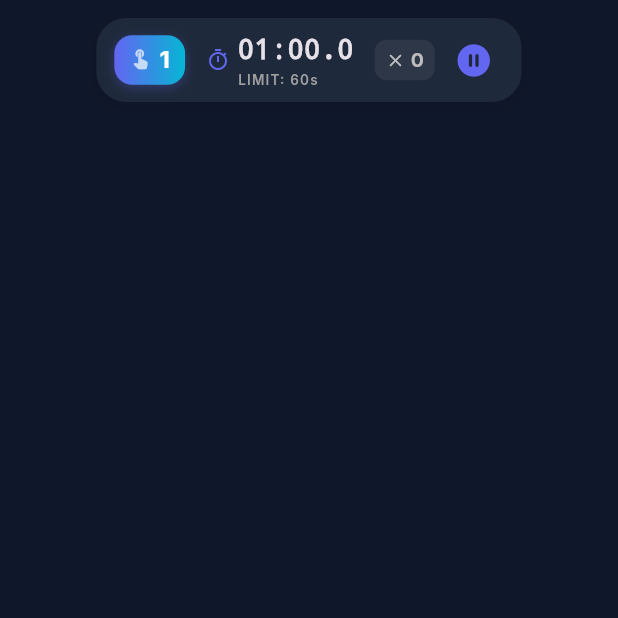
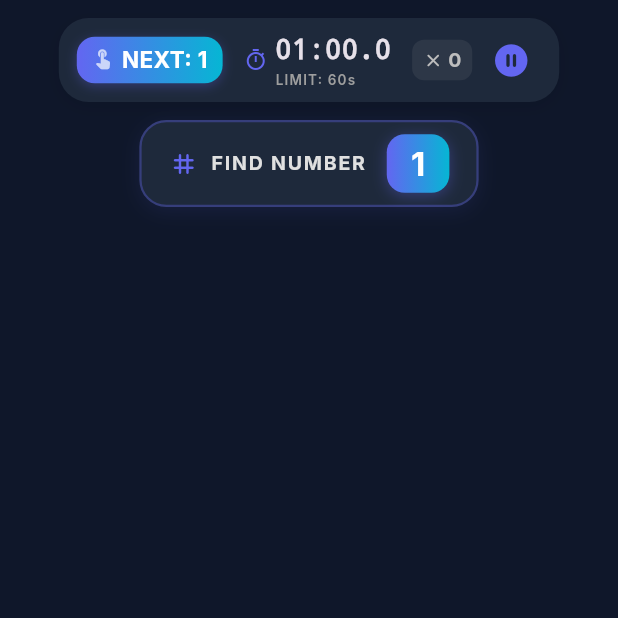
Before and after one commit to AswinNambala/schulte_focus_game, a Flutter app: the _GameView screen opened directly, on a phone screen of 412 x 824 dp, the top half of it. Run offline on Flutter 3.47's test engine with Material 3 defaults, Android fonts, the phone set to English and light mode, and no system bars; drawn by our look-alikes of flutter_animate; our stand-ins replace cloud_firestore, equatable, firebase_auth, firebase_core, firebase_crashlytics, fl_chart and 8 more; accounts and stored records are empty.

Commit message:
feat(ui): display prominent animated target banner showing next number or letter to select

```diff
--- a/lib/features/game/presentation/pages/game_page.dart
+++ b/lib/features/game/presentation/pages/game_page.dart
@@ -173,7 +173,10 @@ class _GameViewState extends State<_GameView> {
                           errors: state.errors,
                           onPause: _showPauseDialog,
                         ),
-                        const SizedBox(height: 24),
+                        const SizedBox(height: 12),
+                        // Prominent Next Target Display (Number or Letter to select)
+                        _buildTargetBanner(context, state),
+                        const SizedBox(height: 12),
                         Expanded(
                           child: Center(
                             child: ClassicGridView(
@@ -209,4 +212,80 @@ class _GameViewState extends State<_GameView> {
       },
     );
   }
+
+  Widget _buildTargetBanner(BuildContext context, GameState state) {
+    final isDark = Theme.of(context).brightness == Brightness.dark;
+    final isNumber = state.config.tableType == TableType.number;
+    final label = isNumber ? 'FIND NUMBER' : 'FIND LETTER';
+
+    return FittedBox(
+      fit: BoxFit.scaleDown,
+      child: Container(
+        padding: const EdgeInsets.symmetric(horizontal: 18, vertical: 8),
+        decoration: BoxDecoration(
+          color: isDark ? AppColors.darkSurface : AppColors.lightSurface,
+          borderRadius: BorderRadius.circular(18),
+          border: Border.all(
+            color: AppColors.primary.withValues(alpha: 0.35),
+            width: 1.5,
+          ),
+          boxShadow: [
+            BoxShadow(
+              color: AppColors.primary.withValues(alpha: 0.1),
+              blurRadius: 10,
+              offset: const Offset(0, 3),
+            ),
+          ],
+        ),
+        child: Row(
+          mainAxisSize: MainAxisSize.min,
+          children: [
+            Icon(
+              isNumber ? Icons.tag_rounded : Icons.sort_by_alpha_rounded,
+              size: 20,
+              color: AppColors.primary,
+            ),
+            const SizedBox(width: 8),
+            Text(
+              label,
+              style: TextStyle(
+                fontSize: 13,
+                fontWeight: FontWeight.bold,
+                letterSpacing: 1.2,
+                color: isDark ? Colors.grey[300] : Colors.grey[700],
+              ),
+            ),
+            const SizedBox(width: 14),
+            Container(
+              key: ValueKey(state.nextTargetText),
+              padding: const EdgeInsets.symmetric(horizontal: 16, vertical: 4),
+              decoration: BoxDecoration(
+                gradient: const LinearGradient(
+                  colors: [AppColors.primary, AppColors.secondary],
+                ),
+                borderRadius: BorderRadius.circular(12),
+                boxShadow: [
+                  BoxShadow(
+                    color: AppColors.primary.withValues(alpha: 0.35),
+                    blurRadius: 8,
+                    offset: const Offset(0, 2),
+                  ),
+                ],
+              ),
+              child: Text(
+                state.nextTargetText,
+                style: const TextStyle(
+                  fontSize: 22,
+                  fontWeight: FontWeight.bold,
+                  color: Colors.white,
+                ),
+              ),
+            )
+                .animate(key: ValueKey(state.nextTargetText))
+                .scale(duration: 200.ms, curve: Curves.easeOutBack),
+          ],
+        ),
+      ),
+    );
+  }
 }
--- a/lib/features/game/presentation/widgets/game_hud.dart
+++ b/lib/features/game/presentation/widgets/game_hud.dart
@@ -78,9 +78,9 @@ class GameHud extends StatelessWidget {
                   ),
                   const SizedBox(width: 5),
                   Text(
-                    nextTarget,
+                    'NEXT: $nextTarget',
                     style: const TextStyle(
-                      fontSize: 16,
+                      fontSize: 15,
                       fontWeight: FontWeight.bold,
                       color: Colors.white,
                     ),
```
